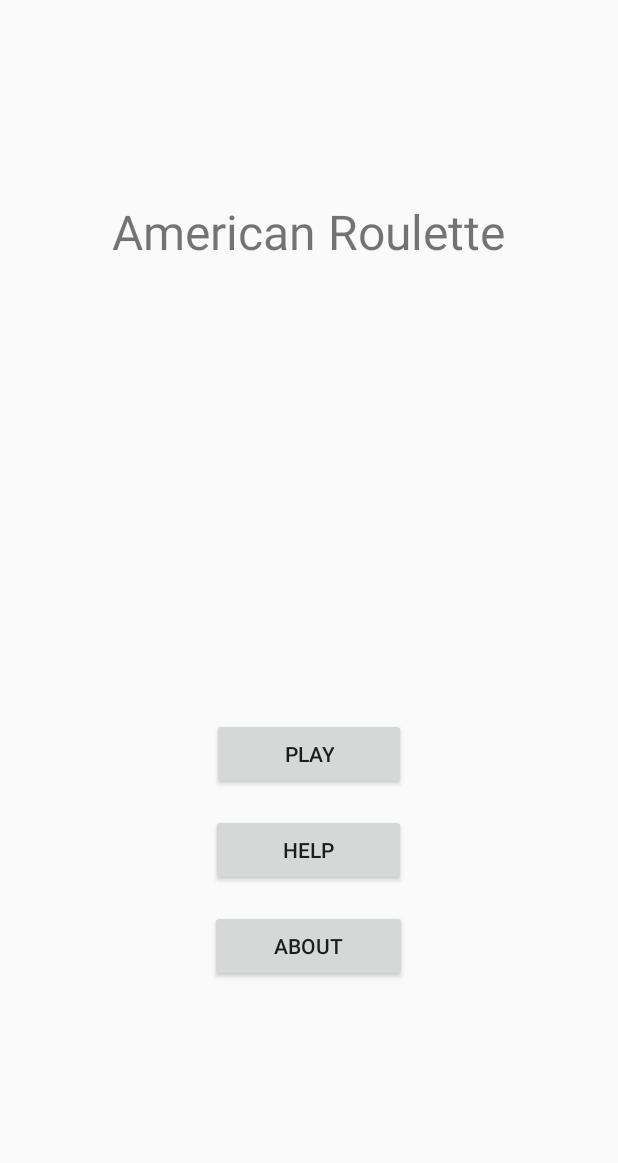
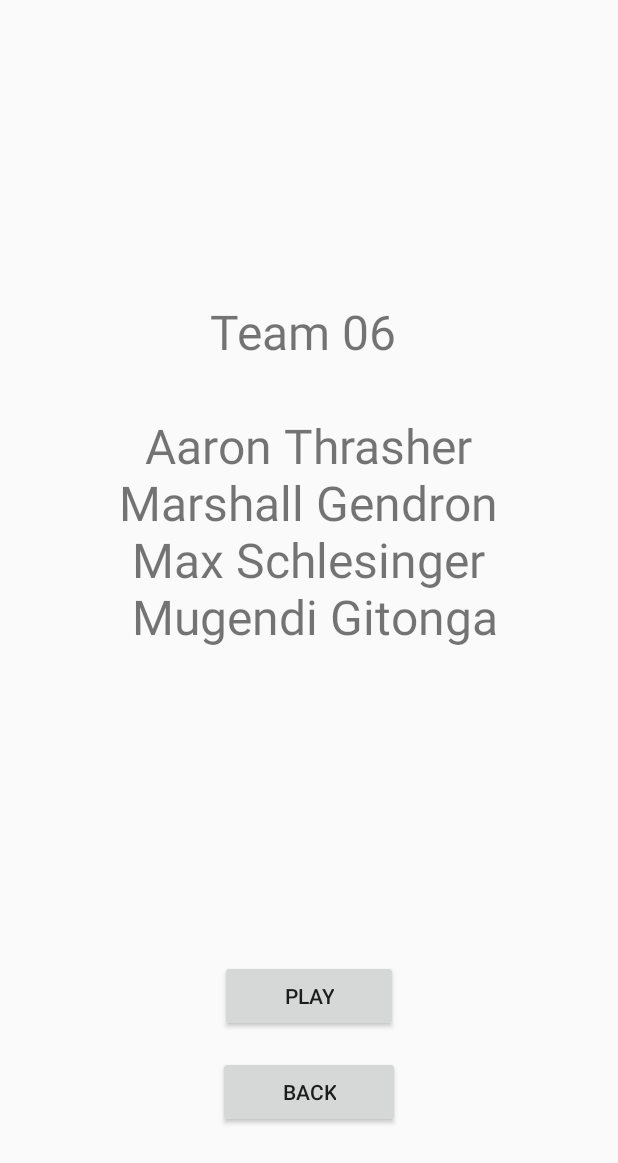
Before and after one commit to maxschlesinger/team06_hw1, an Android app: the screen it shows after launch (HomeActivity before the commit, AboutActivity after it), after a tap on "ABOUT", on a phone screen of 412 x 824 dp. Shown: the top 1163 px of the screen. Run offline under Robolectric (Android 15) with nearby library versions, the phone set to English and light mode, and no system bars.

Commit message:
Added about screen and activity

```diff
--- a/HW1_DiceGame/app/src/main/AndroidManifest.xml
+++ b/HW1_DiceGame/app/src/main/AndroidManifest.xml
@@ -27,6 +27,13 @@
                 android:name="android.support.PARENT_ACTIVITY"
                 android:value="edu.fullerton.csu.team06.hw1_dicegame.HomeActivity" />
         </activity>
+        <activity android:name=".AboutActivity"
+            android:parentActivityName=".AboutActivity">
+            <meta-data
+                android:name="android.support.PARENT_ACTIVITY"
+                android:value="edu.fullerton.csu.team06.hw1_dicegame.AboutActivity" />
+        </activity>
+
     </application>
 
 </manifest>
--- /dev/null
+++ b/HW1_DiceGame/app/src/main/java/edu/fullerton/csu/team06/hw1_dicegame/AboutActivity.java
@@ -0,0 +1,47 @@
+package edu.fullerton.csu.team06.hw1_dicegame;
+
+import android.content.Intent;
+import android.os.Bundle;
+import android.support.v7.app.AppCompatActivity;
+import android.text.SpannableString;
+import android.text.style.RelativeSizeSpan;
+import android.view.View;
+import android.widget.Button;
+import android.widget.TextView;
+public class AboutActivity extends AppCompatActivity implements View.OnClickListener{
+
+
+
+
+
+    @Override
+    protected void onCreate(Bundle savedInstanceState) {
+        super.onCreate(savedInstanceState);
+        setContentView(R.layout.activity_about);
+
+        Button playButton = findViewById(R.id.play_button_from_about);
+        playButton.setOnClickListener(this);
+
+        Button backButton = findViewById(R.id.back_button);
+        backButton.setOnClickListener(this);
+    }
+
+    @Override
+    public void onClick(View v) {
+        switch (v.getId()) {
+            case R.id.play_button_from_about: {
+                Intent playIntent = new Intent(this, GameplayActivity.class);
+                startActivity(playIntent);
+                break;
+            }
+            case R.id.back_button: {
+                finish();
+                break;
+            }
+            default: {
+                break;
+            }
+        }
+
+    }
+}
--- a/HW1_DiceGame/app/src/main/java/edu/fullerton/csu/team06/hw1_dicegame/HomeActivity.java
+++ b/HW1_DiceGame/app/src/main/java/edu/fullerton/csu/team06/hw1_dicegame/HomeActivity.java
@@ -41,7 +41,8 @@ public class HomeActivity extends AppCompatActivity implements OnClickListener {
                 break;
             }
             case R.id.aboutButton: {
-
+                Intent intent = new Intent(this, AboutActivity.class);
+                startActivity(intent);
                 break;
             }
             default: {
--- /dev/null
+++ b/HW1_DiceGame/app/src/main/res/layout/activity_about.xml
@@ -0,0 +1,49 @@
+<?xml version="1.0" encoding="utf-8"?>
+<RelativeLayout xmlns:android="http://schemas.android.com/apk/res/android"
+    xmlns:tools="http://schemas.android.com/tools"
+    android:layout_width="fill_parent"
+    android:layout_height="fill_parent"
+    android:orientation="vertical"
+    tools:context=".AboutActivity">
+
+    <LinearLayout
+        android:layout_width="fill_parent"
+        android:layout_height="fill_parent"
+        android:orientation="vertical"
+        android:weightSum="1">
+
+        <LinearLayout
+            android:layout_width="match_parent"
+            android:layout_height="match_parent"
+            android:layout_weight="1.5"
+            android:gravity="center">
+
+            <TextView
+                android:layout_width="wrap_content"
+                android:layout_height="wrap_content"
+                android:text="@string/team"
+                android:textAlignment="center"
+                android:textSize="32dp" />
+
+        </LinearLayout>
+
+        <Button
+            android:id="@+id/play_button_from_about"
+            android:layout_width="wrap_content"
+            android:layout_height="wrap_content"
+            android:layout_gravity="center"
+            android:layout_margin="12px"
+            android:paddingHorizontal="42.5dp"
+            android:text="@string/play" />
+
+        <Button
+            android:id="@+id/back_button"
+            android:layout_width="wrap_content"
+            android:layout_height="wrap_content"
+            android:layout_gravity="center"
+            android:layout_margin="12px"
+            android:paddingHorizontal="42.5dp"
+            android:text="@string/back" />
+
+    </LinearLayout>
+</RelativeLayout>
--- a/HW1_DiceGame/app/src/main/res/values/strings.xml
+++ b/HW1_DiceGame/app/src/main/res/values/strings.xml
@@ -19,4 +19,10 @@
         <item>6</item>
     </string-array>
     <string name="title">American Roulette</string>
+    <string name="team">Team 06
+        \n\n Aaron Thrasher
+        \n Marshall Gendron
+        \n Max Schlesinger
+        \n Mugendi Gitonga
+        </string>
 </resources>
```
